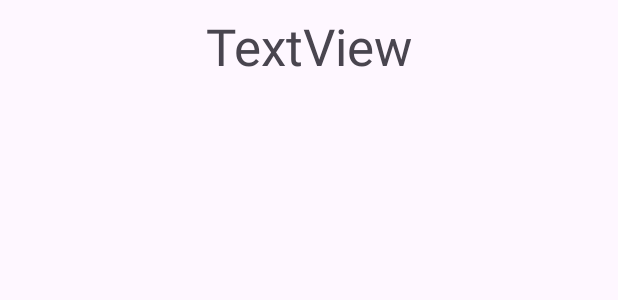
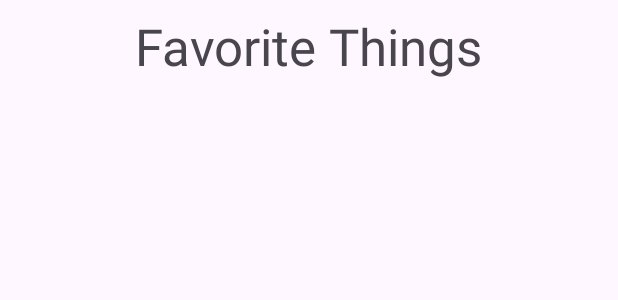
Before and after one commit to Bsmith179/chp_7_assignment, an Android app: the layout activity_main.xml on its own in the app's theme, with its tools: preview values and no code run, on a phone screen of 412 x 824 dp. Shown: the top 300 px of the screen. Run offline under Robolectric (Android 15) with nearby library versions, the phone set to English and light mode, and no system bars.

Commit message:
Added all graphics

```diff
--- a/app/src/main/res/layout/activity_main.xml
+++ b/app/src/main/res/layout/activity_main.xml
@@ -40,7 +40,7 @@
         android:id="@+id/tvTitle"
         android:layout_width="wrap_content"
         android:layout_height="wrap_content"
-        android:text="TextView"
+        android:text="@string/tvTitle"
         android:textSize="34sp"
         app:layout_constraintBottom_toBottomOf="parent"
         app:layout_constraintEnd_toEndOf="parent"
--- a/app/src/main/res/values/strings.xml
+++ b/app/src/main/res/values/strings.xml
@@ -1,3 +1,5 @@
 <resources>
     <string name="app_name">Lab7-1</string>
+    <string name="tvTitle">Favorite Things</string>
+    <string name="ivLarge">Favorite Thing image</string>
 </resources>
```
Also changed, not shown: app/src/main/res/drawable/2.PNG (added), app/src/main/res/drawable/3.jpg (added), app/src/main/res/drawable/4.JPG (added), app/src/main/res/drawable/5.jpeg (added), app/src/main/res/drawable/6.PNG (added), app/src/main/res/drawable/7.png (added), app/src/main/res/drawable/8.JPG (added), app/src/main/res/drawable/9.PNG (added), 1 other file.
